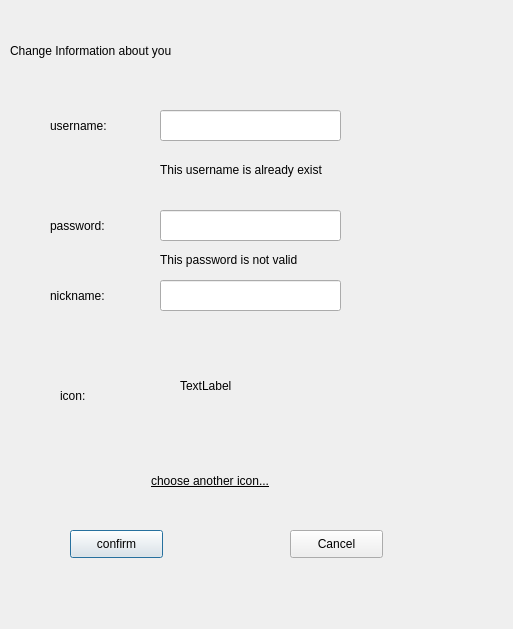
Above: GUI/SymposiumGui/changeuserinfo.ui from RickZack/Symposium before the change. Below: the same form after it.
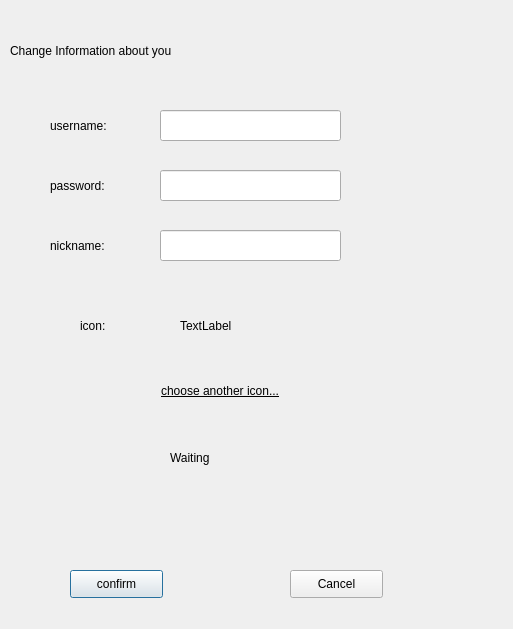
That is the form after the change.

The edit to the form file:
```diff
--- a/GUI/SymposiumGui/changeuserinfo.ui
+++ b/GUI/SymposiumGui/changeuserinfo.ui
@@ -30,7 +30,7 @@
    <property name="geometry">
     <rect>
      <x>160</x>
-     <y>210</y>
+     <y>170</y>
      <width>181</width>
      <height>31</height>
     </rect>
@@ -43,7 +43,7 @@
    <property name="geometry">
     <rect>
      <x>180</x>
-     <y>340</y>
+     <y>280</y>
      <width>101</width>
      <height>91</height>
     </rect>
@@ -56,7 +56,7 @@
    <property name="geometry">
     <rect>
      <x>50</x>
-     <y>210</y>
+     <y>170</y>
      <width>101</width>
      <height>31</height>
     </rect>
@@ -72,7 +72,7 @@
    <property name="geometry">
     <rect>
      <x>70</x>
-     <y>530</y>
+     <y>570</y>
      <width>93</width>
      <height>28</height>
     </rect>
@@ -101,7 +101,7 @@
    <property name="geometry">
     <rect>
      <x>50</x>
-     <y>280</y>
+     <y>230</y>
      <width>101</width>
      <height>31</height>
     </rect>
@@ -116,8 +116,8 @@
   <widget class="QPushButton" name="iconButt">
    <property name="geometry">
     <rect>
-     <x>150</x>
-     <y>460</y>
+     <x>160</x>
+     <y>370</y>
      <width>191</width>
      <height>41</height>
     </rect>
@@ -154,7 +154,7 @@
    <property name="geometry">
     <rect>
      <x>160</x>
-     <y>280</y>
+     <y>230</y>
      <width>181</width>
      <height>31</height>
     </rect>
@@ -166,8 +166,8 @@
   <widget class="QLabel" name="label_4">
    <property name="geometry">
     <rect>
-     <x>60</x>
-     <y>380</y>
+     <x>80</x>
+     <y>310</y>
      <width>101</width>
      <height>31</height>
     </rect>
@@ -183,7 +183,7 @@
    <property name="geometry">
     <rect>
      <x>290</x>
-     <y>530</y>
+     <y>570</y>
      <width>93</width>
      <height>28</height>
     </rect>
@@ -195,27 +195,40 @@
   <widget class="QLabel" name="erroruser">
    <property name="geometry">
     <rect>
-     <x>160</x>
-     <y>160</y>
-     <width>191</width>
-     <height>20</height>
+     <x>100</x>
+     <y>430</y>
+     <width>55</width>
+     <height>51</height>
     </rect>
    </property>
    <property name="text">
-    <string>This username is already exist</string>
+    <string/>
    </property>
   </widget>
   <widget class="QLabel" name="errorpassword">
    <property name="geometry">
     <rect>
-     <x>160</x>
-     <y>250</y>
+     <x>170</x>
+     <y>450</y>
      <width>191</width>
-     <height>20</height>
+     <height>16</height>
     </rect>
    </property>
    <property name="text">
-    <string>This password is not valid</string>
+    <string>Waiting</string>
+   </property>
+  </widget>
+  <widget class="QLabel" name="error">
+   <property name="geometry">
+    <rect>
+     <x>170</x>
+     <y>480</y>
+     <width>221</width>
+     <height>16</height>
+    </rect>
+   </property>
+   <property name="text">
+    <string/>
    </property>
   </widget>
  </widget>
```
Left out of the diff: 4 changed lines with no effect on the pictures.
